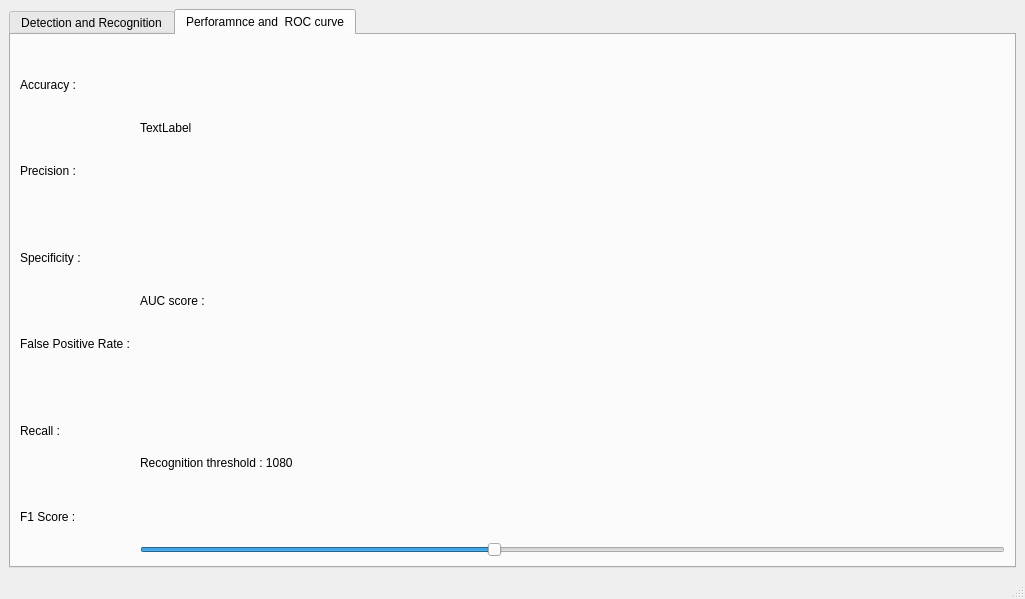
Above: main.ui from Muhannad159/Face-Detection-And-Recognition before the change. Below: the same form after it.
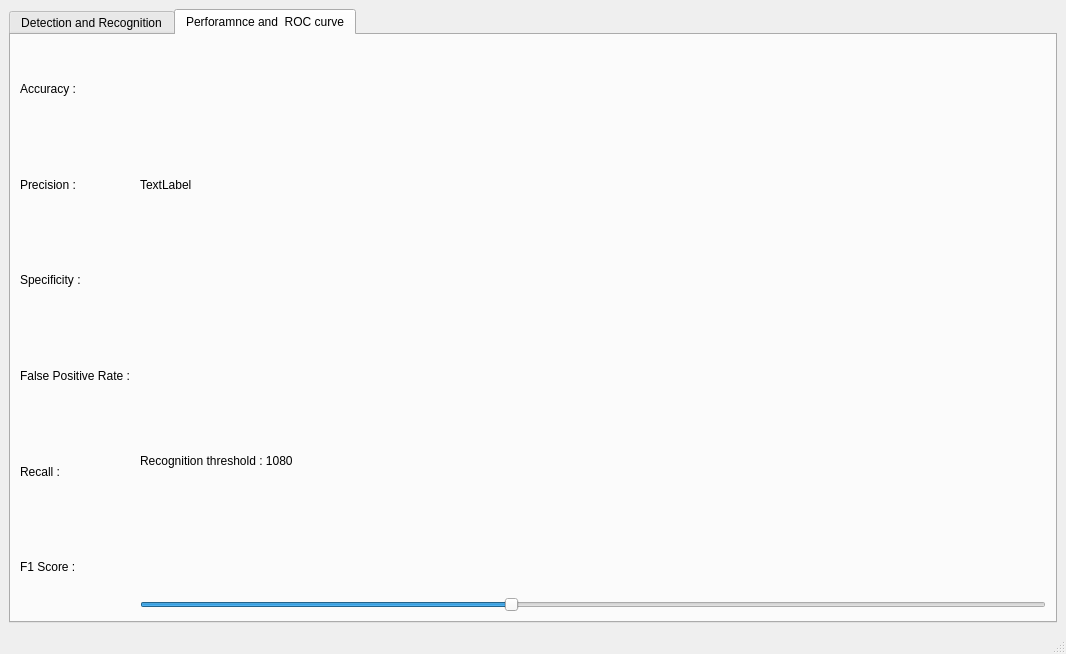
That is the form after the change. The open tabs and pages were chosen to show the change.

Patch:
```diff
--- a/main.ui
+++ b/main.ui
@@ -6,8 +6,8 @@
    <rect>
     <x>0</x>
     <y>0</y>
-    <width>1004</width>
-    <height>599</height>
+    <width>1066</width>
+    <height>654</height>
    </rect>
   </property>
   <property name="windowTitle">
@@ -249,13 +249,6 @@
               </property>
              </widget>
             </item>
-            <item>
-             <widget class="QLabel" name="auc_lbl">
-              <property name="text">
-               <string>AUC score : </string>
-              </property>
-             </widget>
-            </item>
             <item>
              <layout class="QVBoxLayout" name="verticalLayout">
               <item>
```
Left out of the diff: 6 changed lines with no effect on the pictures.
